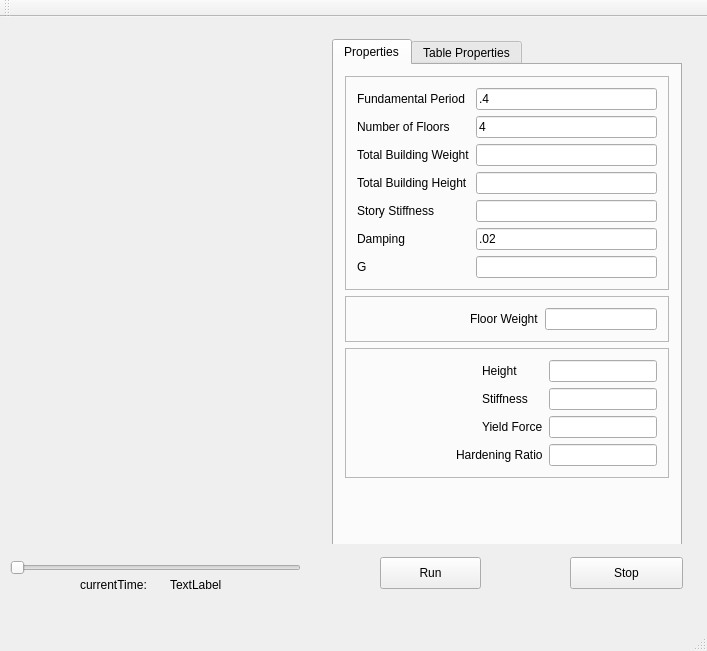
Above: MainWindow.ui from NHERI-SimCenter/MDOF before the change. Below: the same form after it.
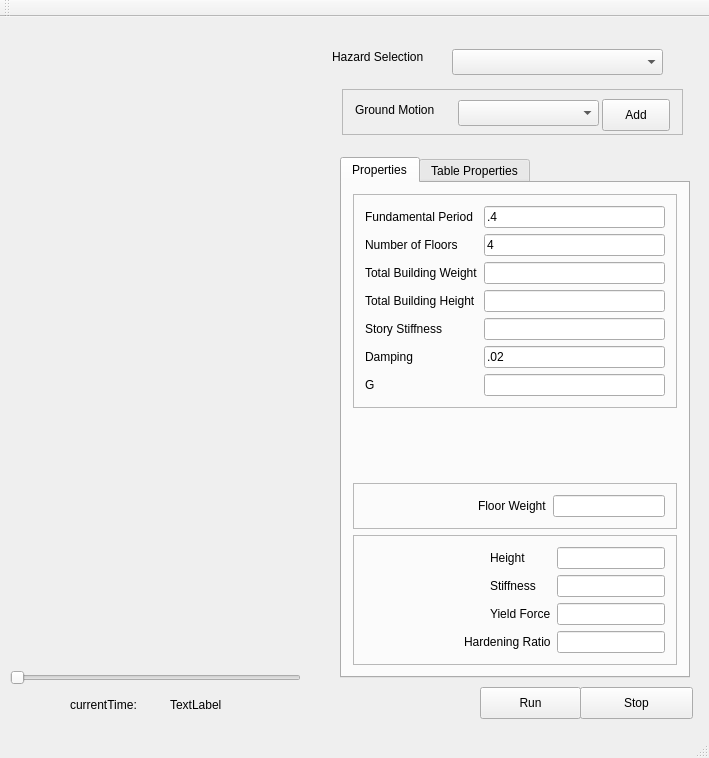
That is the form after the change. Custom widgets are drawn as their Qt base class.

Commit message: fmk - adding Earthquake Record and drawing of record using qcustomplot

```diff
--- a/MainWindow.ui
+++ b/MainWindow.ui
@@ -6,8 +6,8 @@
    <rect>
     <x>0</x>
     <y>0</y>
-    <width>707</width>
-    <height>651</height>
+    <width>709</width>
+    <height>758</height>
    </rect>
   </property>
   <property name="windowTitle">
@@ -23,13 +23,170 @@
       <height>515</height>
      </rect>
     </property>
-    <widget class="QTabWidget" name="properties">
+    <widget class="MyGlWidget" name="myGL" native="true">
      <property name="geometry">
       <rect>
-       <x>320</x>
+       <x>10</x>
+       <y>20</y>
+       <width>291</width>
+       <height>471</height>
+      </rect>
+     </property>
+     <property name="sizePolicy">
+      <sizepolicy hsizetype="Expanding" vsizetype="Preferred">
+       <horstretch>0</horstretch>
+       <verstretch>0</verstretch>
+      </sizepolicy>
+     </property>
+    </widget>
+    <widget class="QFrame" name="frame">
+     <property name="geometry">
+      <rect>
+       <x>330</x>
+       <y>60</y>
+       <width>341</width>
+       <height>46</height>
+      </rect>
+     </property>
+     <property name="frameShape">
+      <enum>QFrame::StyledPanel</enum>
+     </property>
+     <property name="frameShadow">
+      <enum>QFrame::Raised</enum>
+     </property>
+     <widget class="QComboBox" name="inMotionSelection">
+      <property name="geometry">
+       <rect>
+        <x>116</x>
+        <y>11</y>
+        <width>141</width>
+        <height>26</height>
+       </rect>
+      </property>
+     </widget>
+     <widget class="QLabel" name="label_14">
+      <property name="geometry">
+       <rect>
+        <x>13</x>
+        <y>13</y>
+        <width>95</width>
+        <height>16</height>
+       </rect>
+      </property>
+      <property name="text">
+       <string>Ground Motion</string>
+      </property>
+     </widget>
+     <widget class="QPushButton" name="pushButton">
+      <property name="geometry">
+       <rect>
+        <x>260</x>
        <y>10</y>
+        <width>68</width>
+        <height>32</height>
+       </rect>
+      </property>
+      <property name="text">
+       <string>Add</string>
+      </property>
+     </widget>
+    </widget>
+    <widget class="QLabel" name="label_15">
+     <property name="geometry">
+      <rect>
+       <x>320</x>
+       <y>20</y>
+       <width>111</width>
+       <height>16</height>
+      </rect>
+     </property>
+     <property name="text">
+      <string>Hazard Selection</string>
+     </property>
+    </widget>
+    <widget class="QComboBox" name="inHazard">
+     <property name="geometry">
+      <rect>
+       <x>440</x>
+       <y>20</y>
+       <width>211</width>
+       <height>26</height>
+      </rect>
+     </property>
+    </widget>
+   </widget>
+   <widget class="QPushButton" name="stopButton">
+    <property name="geometry">
+     <rect>
+      <x>580</x>
+      <y>670</y>
+      <width>113</width>
+      <height>32</height>
+     </rect>
+    </property>
+    <property name="text">
+     <string>Stop</string>
+    </property>
+   </widget>
+   <widget class="QPushButton" name="runButton">
+    <property name="geometry">
+     <rect>
+      <x>480</x>
+      <y>670</y>
+      <width>101</width>
+      <height>32</height>
+     </rect>
+    </property>
+    <property name="text">
+     <string>Run</string>
+    </property>
+   </widget>
+   <widget class="QSlider" name="slider">
+    <property name="geometry">
+     <rect>
+      <x>10</x>
+      <y>650</y>
+      <width>291</width>
+      <height>22</height>
+     </rect>
+    </property>
+    <property name="orientation">
+     <enum>Qt::Horizontal</enum>
+    </property>
+   </widget>
+   <widget class="QLabel" name="label_13">
+    <property name="geometry">
+     <rect>
+      <x>70</x>
+      <y>680</y>
+      <width>81</width>
+      <height>16</height>
+     </rect>
+    </property>
+    <property name="text">
+     <string>currentTime:</string>
+    </property>
+   </widget>
+   <widget class="QLabel" name="currentTime">
+    <property name="geometry">
+     <rect>
+      <x>170</x>
+      <y>680</y>
+      <width>61</width>
+      <height>16</height>
+     </rect>
+    </property>
+    <property name="text">
+     <string>TextLabel</string>
+    </property>
+   </widget>
+   <widget class="QTabWidget" name="properties">
+    <property name="geometry">
+     <rect>
+      <x>340</x>
+      <y>140</y>
        <width>350</width>
-       <height>541</height>
+      <height>521</height>
       </rect>
      </property>
      <property name="currentIndex">
@@ -174,6 +331,19 @@
          </layout>
         </widget>
        </item>
+      <item>
+       <spacer name="verticalSpacer">
+        <property name="orientation">
+         <enum>Qt::Vertical</enum>
+        </property>
+        <property name="sizeHint" stdset="0">
+         <size>
+          <width>20</width>
+          <height>40</height>
+         </size>
+        </property>
+       </spacer>
+      </item>
        <item>
         <widget class="QFrame" name="floorProperties">
          <property name="focusPolicy">
@@ -328,19 +498,6 @@
          <zorder>horizontalSpacer_6</zorder>
         </widget>
        </item>
-       <item>
-        <spacer name="verticalSpacer">
-         <property name="orientation">
-          <enum>Qt::Vertical</enum>
-         </property>
-         <property name="sizeHint" stdset="0">
-          <size>
-           <width>20</width>
-           <height>40</height>
-          </size>
-         </property>
-        </spacer>
-       </item>
       </layout>
      </widget>
      <widget class="QWidget" name="tabTableProperties">
@@ -359,86 +516,14 @@
       </widget>
      </widget>
     </widget>
-    <widget class="MyGlWidget" name="myGL" native="true">
+   <widget class="QCustomPlot" name="earthquakePlot" native="true">
      <property name="geometry">
       <rect>
-       <x>10</x>
-       <y>20</y>
+      <x>20</x>
+      <y>520</y>
        <width>291</width>
-       <height>481</height>
-      </rect>
-     </property>
-     <property name="sizePolicy">
-      <sizepolicy hsizetype="Expanding" vsizetype="Preferred">
-       <horstretch>0</horstretch>
-       <verstretch>0</verstretch>
-      </sizepolicy>
-     </property>
-    </widget>
-   </widget>
-   <widget class="QPushButton" name="stopButton">
-    <property name="geometry">
-     <rect>
-      <x>570</x>
-      <y>540</y>
-      <width>113</width>
-      <height>32</height>
-     </rect>
-    </property>
-    <property name="text">
-     <string>Stop</string>
-    </property>
-   </widget>
-   <widget class="QPushButton" name="runButton">
-    <property name="geometry">
-     <rect>
-      <x>380</x>
-      <y>540</y>
-      <width>101</width>
-      <height>32</height>
-     </rect>
-    </property>
-    <property name="text">
-     <string>Run</string>
-    </property>
-   </widget>
-   <widget class="QSlider" name="slider">
-    <property name="geometry">
-     <rect>
-      <x>10</x>
-      <y>540</y>
-      <width>291</width>
-      <height>22</height>
-     </rect>
-    </property>
-    <property name="orientation">
-     <enum>Qt::Horizontal</enum>
-    </property>
-   </widget>
-   <widget class="QLabel" name="label_13">
-    <property name="geometry">
-     <rect>
-      <x>80</x>
-      <y>560</y>
-      <width>81</width>
-      <height>16</height>
-     </rect>
-    </property>
-    <property name="text">
-     <string>currentTime:</string>
-    </property>
-   </widget>
-   <widget class="QLabel" name="currentTime">
-    <property name="geometry">
-     <rect>
-      <x>170</x>
-      <y>560</y>
-      <width>61</width>
-      <height>16</height>
-     </rect>
-    </property>
-    <property name="text">
-     <string>TextLabel</string>
+      <height>111</height>
+     </rect>
     </property>
    </widget>
   </widget>
@@ -467,7 +552,13 @@
   <customwidget>
    <class>MyGlWidget</class>
    <extends>QWidget</extends>
-   <header location="global">MyGlWidget.h</header>
+   <header>MyGlWidget.h</header>
+   <container>1</container>
+  </customwidget>
+  <customwidget>
+   <class>QCustomPlot</class>
+   <extends>QWidget</extends>
+   <header location="global">qcustomplot.h</header>
    <container>1</container>
   </customwidget>
  </customwidgets>
```
Left out of the diff: 2 changed lines with no effect on the pictures. Lines whose indentation alone changed are shown as unchanged. The commit also changes 7 other files.
